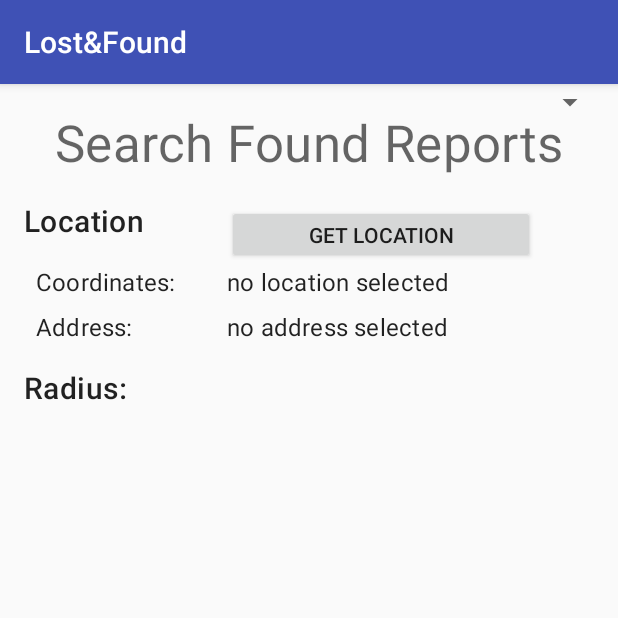
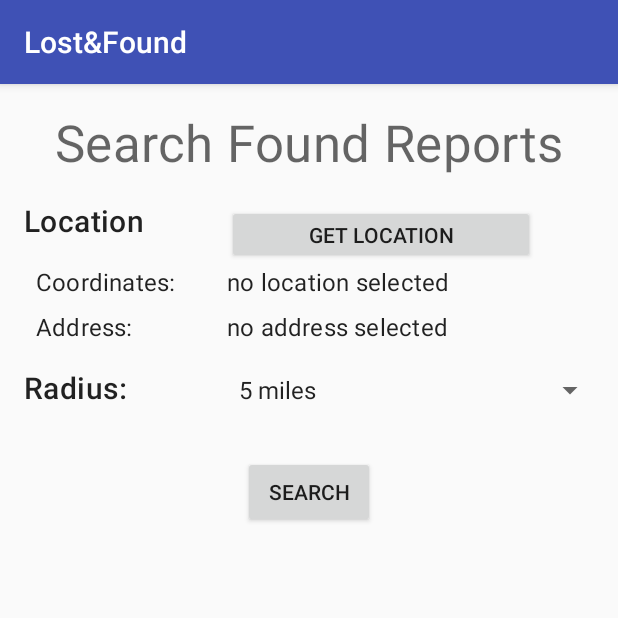
Before and after one commit to thunderd568/Android-App-Lost-and-Found, an Android app: the SearchFoundReportsActivity screen opened directly, with no data from a screen before it, on a phone screen of 412 x 824 dp, the top half of it. Run offline under Robolectric (Android 15) with nearby library versions, the phone set to English and light mode, and no system bars; our stand-ins replace Firebase (no records; nobody signed in at launch, a user with empty details on screens opened directly).

Commit message:
progress on search functionality

```diff
--- a/LostAndFoundApp/app/src/main/java/com/cmsc436/final_project/lostandfoundapp/SearchFoundReportsActivity.java
+++ b/LostAndFoundApp/app/src/main/java/com/cmsc436/final_project/lostandfoundapp/SearchFoundReportsActivity.java
@@ -5,7 +5,10 @@ import android.support.v7.app.AppCompatActivity;
 import android.os.Bundle;
 import android.util.Log;
 import android.view.View;
+import android.widget.AdapterView;
+import android.widget.ArrayAdapter;
 import android.widget.Button;
+import android.widget.Spinner;
 import android.widget.TextView;
 
 import com.google.firebase.auth.FirebaseAuth;
@@ -26,6 +29,15 @@ public class SearchFoundReportsActivity extends AppCompatActivity {
     // Buttons and textfields.
     private Button mLocationSearchingFoundButton;
     private TextView mSearchFoundCoordinates, mSearchFoundAddress;
+    private Spinner mRadiusSearchFoundSpinner;
+    private Button mLaunchSearchFoundButton;
+
+    boolean locationSelected = false;
+    double curr_Lat = 0.0;
+    double curr_Lng = 0.0;
+
+    double latMax, latMin, lngMax, lngMin = 0.0;
+    double radiusMiles = 0.25;
 
 
     @Override
@@ -40,6 +52,54 @@ public class SearchFoundReportsActivity extends AppCompatActivity {
         mLocationSearchingFoundButton = findViewById(R.id.getFoundSearchLocationButton);
         mSearchFoundCoordinates = findViewById(R.id.searchFoundCoordinates);
         mSearchFoundAddress = findViewById(R.id.searchFoundAddress);
+        mLaunchSearchFoundButton = findViewById(R.id.launchSearchFoundButton);
+
+
+        mRadiusSearchFoundSpinner = findViewById(R.id.radiusSearchFoundSpinner);
+        ArrayAdapter<CharSequence> mArrayAdapter = ArrayAdapter.createFromResource(
+                this, R.array.radius_spinner_options, android.R.layout.simple_spinner_item);
+        mArrayAdapter.setDropDownViewResource(android.R.layout.simple_spinner_dropdown_item);
+        mRadiusSearchFoundSpinner.setAdapter(mArrayAdapter);
+        mRadiusSearchFoundSpinner.setOnItemSelectedListener(new AdapterView.OnItemSelectedListener() {
+            @Override
+            public void onItemSelected(AdapterView<?> parent, View view, int position, long id) {
+                switch(position){
+                    case 0: // 5 miles
+                        radiusMiles = 5.0;
+                        break;
+                    case 1: // 2 miles
+                        radiusMiles = 2.0;
+                        break;
+                    case 2: // 1 mile
+                        radiusMiles = 1.0;
+                        break;
+                    case 3: // half mile
+                        radiusMiles = 0.5;
+                        break;
+                    case 4: // quarter mile
+                        radiusMiles = 0.25;
+                        break;
+                    case 5: // 500 feet
+                        radiusMiles = 500.0/5280.0;
+                        break;
+                    case 6: // 250 feet
+                        radiusMiles = 250.0/5280.0;
+                        break;
+                    default:
+                        Log.i("wtf: ", "How did we get here");
+                        break;
+                }
+                if(locationSelected){
+                    calcLatLngMaxMin();
+                }
+
+            }
+
+            @Override
+            public void onNothingSelected(AdapterView<?> parent) {
+
+            }
+        });
 
         mLocationSearchingFoundButton.setOnClickListener(new View.OnClickListener() {
             @Override
@@ -50,6 +110,16 @@ public class SearchFoundReportsActivity extends AppCompatActivity {
             }
         });
 
+        mLaunchSearchFoundButton.setOnClickListener(new View.OnClickListener() {
+            @Override
+            public void onClick(View v) {
+
+
+
+            }
+        });
+
+
 
     }
 
@@ -59,8 +129,8 @@ public class SearchFoundReportsActivity extends AppCompatActivity {
         Log.i(TAG, "coming back from MapActivity with results");
 
         // Store the results in variables.
-        double curr_Lat = data.getDoubleExtra("curr_lat",0.0);
-        double curr_Lng = data.getDoubleExtra("curr_lng", 0.0);
+        curr_Lat = data.getDoubleExtra("curr_lat",0.0);
+        curr_Lng = data.getDoubleExtra("curr_lng", 0.0);
         String curr_address = data.getStringExtra("curr_address");
 
         mSearchFoundCoordinates = findViewById(R.id.searchFoundCoordinates);
@@ -72,6 +142,14 @@ public class SearchFoundReportsActivity extends AppCompatActivity {
         mSearchFoundAddress = findViewById(R.id.searchFoundAddress);
         mSearchFoundAddress.setText(curr_address);
 
+        calcLatLngMaxMin();
+
     }
 
+    void calcLatLngMaxMin(){
+        latMax = curr_Lat + (radiusMiles/69.1);
+        latMin = curr_Lat - (radiusMiles/69.1);
+        lngMax = curr_Lng + (radiusMiles/(69.1*(Math.cos(curr_Lat/57.3))));
+        lngMin = curr_Lng - (radiusMiles/(69.1*(Math.cos(curr_Lat/57.3))));
+    }
 }
--- a/LostAndFoundApp/app/src/main/res/layout/activity_search_found_reports.xml
+++ b/LostAndFoundApp/app/src/main/res/layout/activity_search_found_reports.xml
@@ -105,11 +105,24 @@
     <Spinner
         android:id="@+id/radiusSearchFoundSpinner"
         android:layout_width="0dp"
-        android:layout_height="wrap_content"
+        android:layout_height="24dp"
         android:layout_marginEnd="8dp"
         android:textAppearance="@style/TextAppearance.MaterialComponents.Subtitle1"
         app:layout_constraintBaseline_toBaselineOf="@+id/radiusSearchFoundHeader"
         app:layout_constraintEnd_toEndOf="parent"
         app:layout_constraintStart_toStartOf="@+id/searchFoundAddress" />
 
+    <Button
+        android:id="@+id/launchSearchFoundButton"
+        android:layout_width="wrap_content"
+        android:layout_height="wrap_content"
+        android:layout_marginEnd="8dp"
+        android:layout_marginStart="8dp"
+        android:layout_marginTop="32dp"
+        android:text="Search"
+        app:layout_constraintEnd_toEndOf="parent"
+        app:layout_constraintStart_toStartOf="parent"
+        app:layout_constraintTop_toBottomOf="@+id/radiusSearchFoundHeader"
+        tools:text="Search" />
+
 </android.support.constraint.ConstraintLayout>
--- a/LostAndFoundApp/app/src/main/res/values/strings.xml
+++ b/LostAndFoundApp/app/src/main/res/values/strings.xml
@@ -49,4 +49,14 @@
     <string name="title_Lost_tab">Lost</string>
     <string name="title_activity_post_new_found_report">PostNewFoundReport</string>
     <string name="title_activity_post_new_lost_report">PostNewLostReportActivity</string>
+
+    <string-array name="radius_spinner_options">
+        <item>5 miles</item>
+        <item>2 miles</item>
+        <item>1 miles</item>
+        <item>0.5 miles</item>
+        <item>0.25 miles</item>
+        <item>500 feet</item>
+        <item>250 feet</item>
+    </string-array>
 </resources>
```
